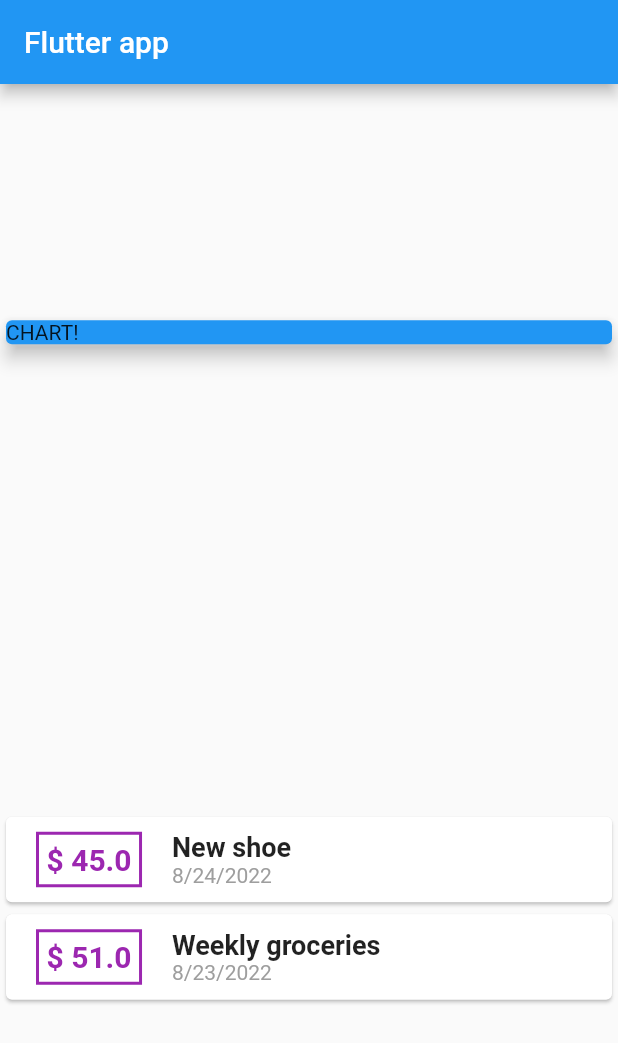
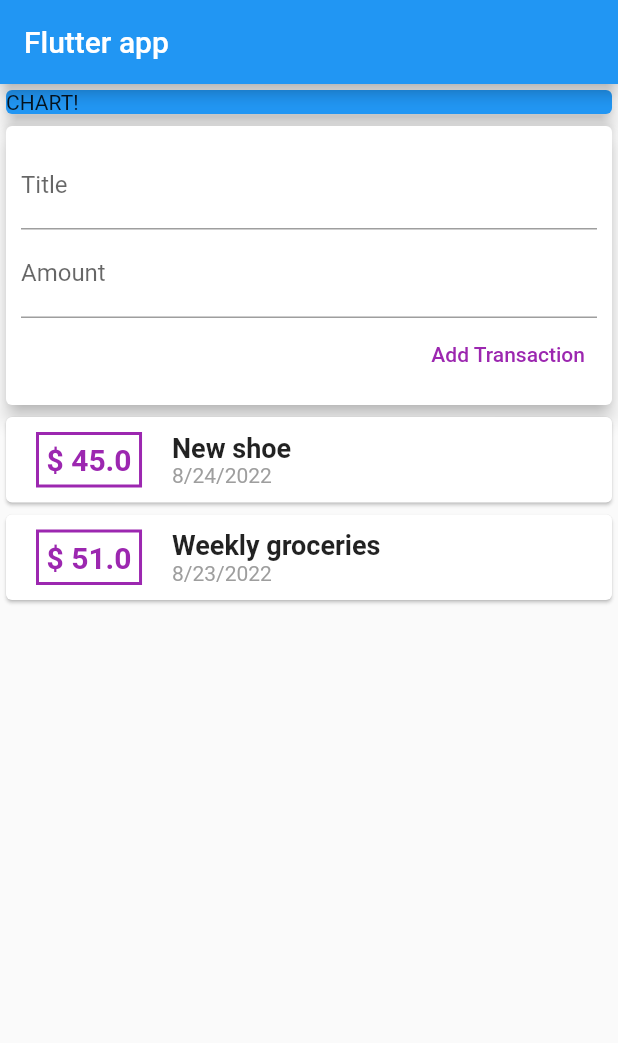
Before and after one commit to MohamedFaalil/flutter_personal_expense_tracker, a Flutter app: the screen it shows after launch, on a phone screen of 412 x 824 dp. Shown: the top 1043 px of the screen. Run offline on Flutter 3.47's test engine with Material 2 defaults, Android fonts, the phone set to English and light mode, and no system bars.

Commit message:
added transaction form

```diff
--- a/lib/main.dart
+++ b/lib/main.dart
@@ -45,7 +45,7 @@ class MyHomePage extends StatelessWidget {
         title: const Text('Flutter app'),
       ),
       body: Column(
-        mainAxisAlignment: MainAxisAlignment.spaceAround,
+        // mainAxisAlignment: MainAxisAlignment.start,
         crossAxisAlignment: CrossAxisAlignment.center,
 
         // ignore: prefer_const_literals_to_create_immutables
@@ -58,9 +58,33 @@ class MyHomePage extends StatelessWidget {
               child: Text("CHART!"),
             ),
           ),
-          TransactionWidget(
-            transactions,
+          Card(
+            elevation: 5,
+            child: Container(
+              padding: const EdgeInsets.all(10),
+              child: Column(
+                crossAxisAlignment: CrossAxisAlignment.end,
+                children: [
+                  const TextField(
+                    decoration: InputDecoration(labelText: "Title"),
+                  ),
+                  const TextField(
+                    decoration: InputDecoration(labelText: "Amount"),
+                  ),
+                  TextButton(
+                    onPressed: () {},
+                    child: const Text(
+                      "Add Transaction",
+                      style: TextStyle(
+                        color: Colors.purple,
+                      ),
+                    ),
+                  ),
+                ],
+              ),
+            ),
           ),
+          TransactionWidget(transactions),
         ],
       ),
     );
--- a/lib/widgets/transaction_detail.dart
+++ b/lib/widgets/transaction_detail.dart
@@ -1,5 +1,4 @@
 import 'package:flutter/material.dart';
-import 'package:intl/date_symbols.dart';
 import 'package:intl/intl.dart';
 
 class TransactionDetailWidget extends StatelessWidget {
```
